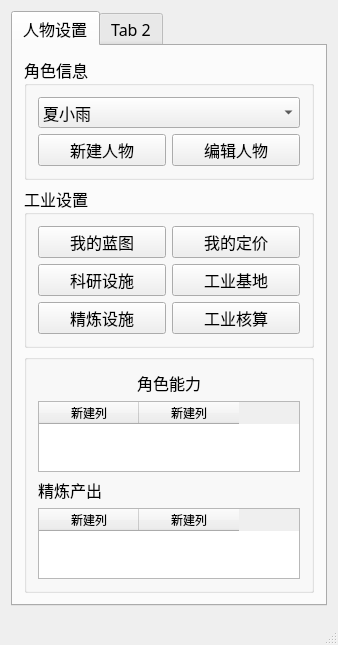
The window that C++/QT_EVE_Box/mainwindow.ui (juzhijian/Programming.practice) describes before a commit, drawn with Qt 5.
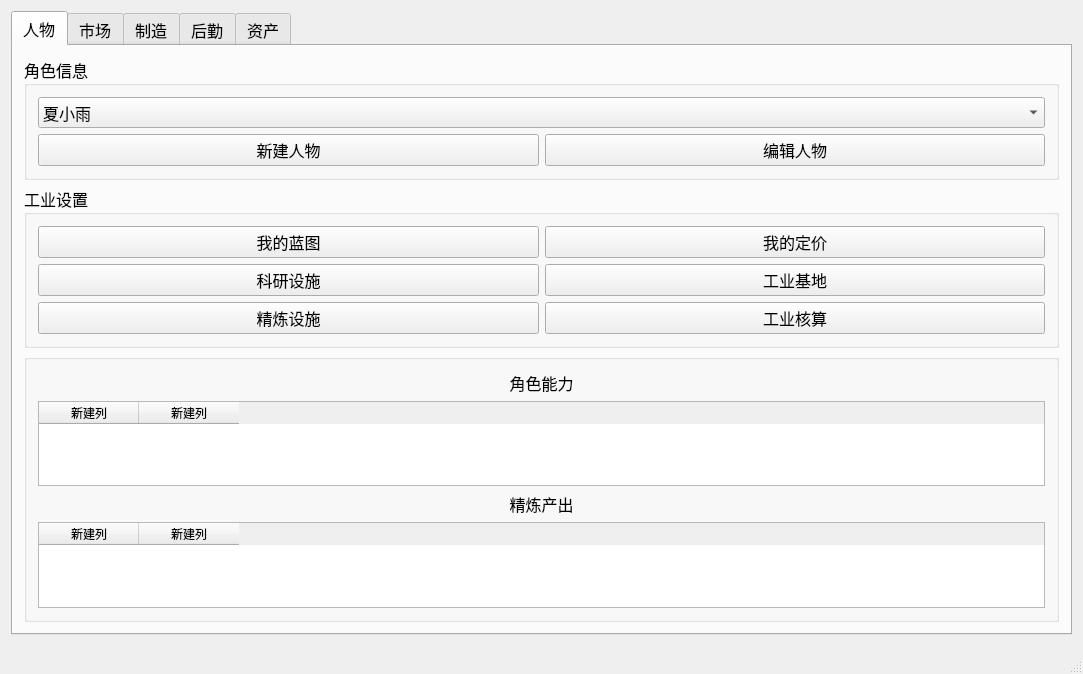
The same window after the commit.

```diff
--- a/C++/QT_EVE_Box/mainwindow.ui
+++ b/C++/QT_EVE_Box/mainwindow.ui
@@ -6,8 +6,8 @@
    <rect>
     <x>0</x>
     <y>0</y>
-    <width>338</width>
-    <height>570</height>
+    <width>1083</width>
+    <height>674</height>
    </rect>
   </property>
   <property name="font">
@@ -28,7 +28,7 @@
       </property>
       <widget class="QWidget" name="tab">
        <attribute name="title">
-        <string>人物设置</string>
+        <string>人物</string>
        </attribute>
        <layout class="QGridLayout" name="gridLayout_4">
         <item row="0" column="0">
@@ -154,6 +154,9 @@
              <property name="text">
               <string>精炼产出</string>
              </property>
+             <property name="alignment">
+              <set>Qt::AlignCenter</set>
+             </property>
             </widget>
            </item>
            <item row="3" column="0">
@@ -177,7 +180,22 @@
       </widget>
       <widget class="QWidget" name="tab_2">
        <attribute name="title">
-        <string>Tab 2</string>
+        <string>市场</string>
+       </attribute>
+      </widget>
+      <widget class="QWidget" name="tab_3">
+       <attribute name="title">
+        <string>制造</string>
+       </attribute>
+      </widget>
+      <widget class="QWidget" name="tab_5">
+       <attribute name="title">
+        <string>后勤</string>
+       </attribute>
+      </widget>
+      <widget class="QWidget" name="tab_4">
+       <attribute name="title">
+        <string>资产</string>
        </attribute>
       </widget>
      </widget>
```
